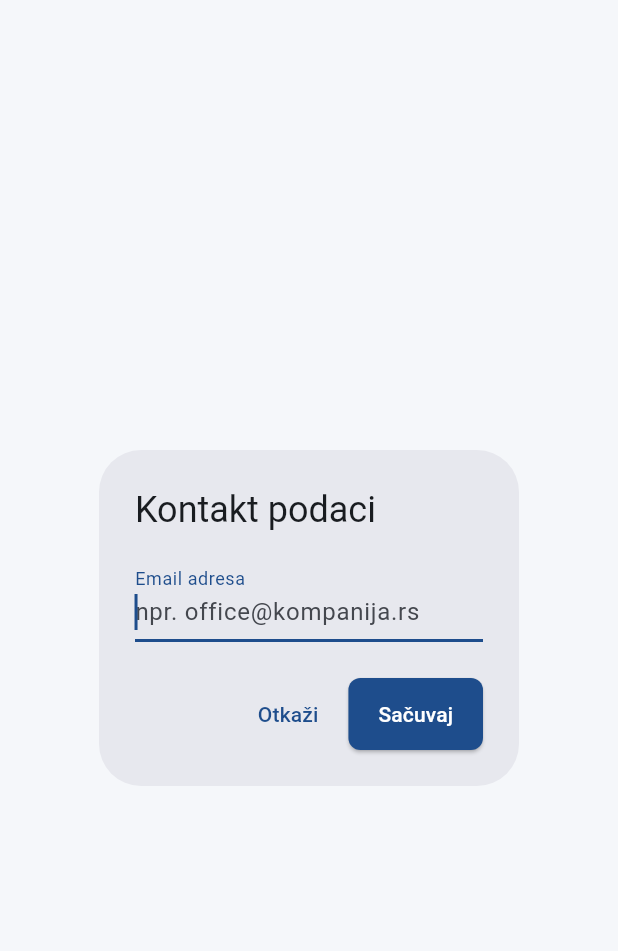
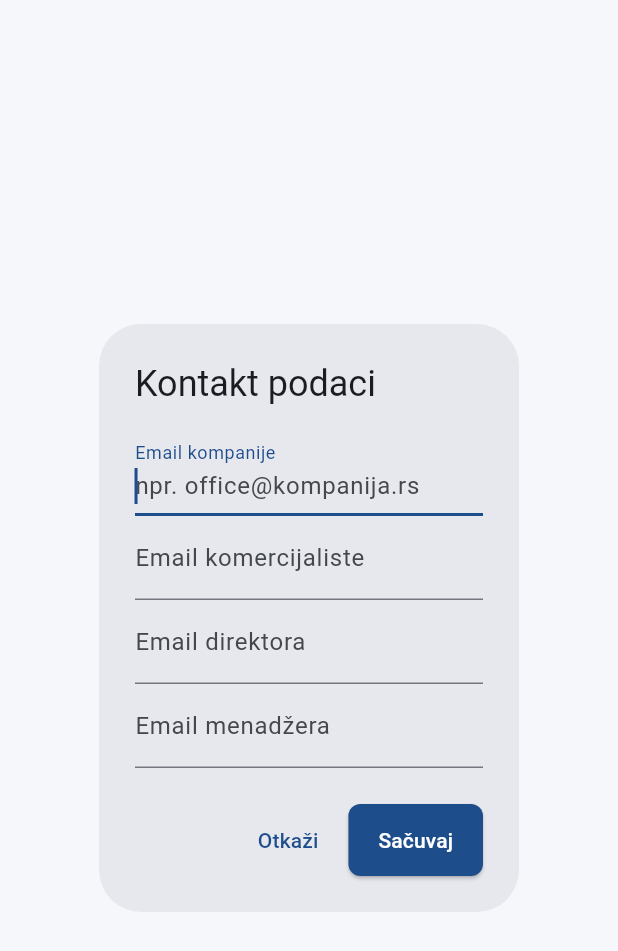
Before and after one commit to zvladimir24/Stringer, a Flutter app: the ContactEditDialog widget shown alone on an empty page, opened directly with empty values, on a phone screen of 412 x 824 dp. Shown: the top 951 px of the screen. Run offline on Flutter 3.47's test engine with Material 3 defaults, Android fonts, the phone set to English and light mode, and no system bars; our stand-ins replace equatable, file_picker, flutter_bloc, flutter_secure_storage, get_it, injectable; missing offline and left inert: excel, mailer; accounts and stored records are empty.

Commit message:
Add optional CC emails (komercijalista, direktor, menadžer) per company
The email dialog now has 4 fields: the company email (required, "To")
plus three optional CC addresses - komercijalista, direktor and
menadžer - so a reminder can go out to up to 4 people at once when
all are filled in, or just the company alone when none are. Empty CC
fields are simply omitted from the send, no validation required on
them individually beyond being a valid address if non-empty.

Also fixes a latent bug in this dialog: saving the company email was
silently wiping out the naslov field since it wasn't carried over
from the existing contact.

Co-Authored-By: Claude Sonnet 5 <noreply@anthropic.com>

```diff
--- a/lib/data/datasources/mailer_email_data_source.dart
+++ b/lib/data/datasources/mailer_email_data_source.dart
@@ -35,6 +35,7 @@ class MailerEmailDataSource {
     final message = Message()
       ..from = Address(settings.senderEmail, settings.senderName)
       ..recipients.add(contact.email)
+      ..ccRecipients.addAll(contact.ccEmails)
       ..subject = content.subject
       ..html = content.htmlBody;
 
--- a/lib/domain/models/customer_contact.dart
+++ b/lib/domain/models/customer_contact.dart
@@ -3,6 +3,9 @@ class CustomerContact {
   final String email;
   final String komercijalista;
   final String naslov;
+  final String komercijalistaEmail;
+  final String direktorEmail;
+  final String menadzerEmail;
   final DateTime? lastEmailSentAt;
 
   const CustomerContact({
@@ -10,13 +13,27 @@ class CustomerContact {
     required this.email,
     this.komercijalista = '',
     this.naslov = '',
+    this.komercijalistaEmail = '',
+    this.direktorEmail = '',
+    this.menadzerEmail = '',
     this.lastEmailSentAt,
   });
+
+  /// All non-empty CC email addresses (komercijalista, direktor, menadžer)
+  /// that should also receive the reminder alongside the company's email.
+  List<String> get ccEmails => [
+    komercijalistaEmail,
+    direktorEmail,
+    menadzerEmail,
+  ].where((email) => email.trim().isNotEmpty).toList();
 
   CustomerContact copyWith({
     String? email,
     String? komercijalista,
     String? naslov,
+    String? komercijalistaEmail,
+    String? direktorEmail,
+    String? menadzerEmail,
     DateTime? lastEmailSentAt,
   }) {
     return CustomerContact(
@@ -24,6 +41,9 @@ class CustomerContact {
       email: email ?? this.email,
       komercijalista: komercijalista ?? this.komercijalista,
       naslov: naslov ?? this.naslov,
+      komercijalistaEmail: komercijalistaEmail ?? this.komercijalistaEmail,
+      direktorEmail: direktorEmail ?? this.direktorEmail,
+      menadzerEmail: menadzerEmail ?? this.menadzerEmail,
       lastEmailSentAt: lastEmailSentAt ?? this.lastEmailSentAt,
     );
   }
--- a/lib/l10n/app_en.arb
+++ b/lib/l10n/app_en.arb
@@ -55,8 +55,11 @@
   "sendResultFailedTooltip": "Sending failed",
   "sendResultMissingNaslovTooltip": "You must add an email subject.",
   "contactDialogTitle": "Contact details",
-  "contactDialogEmailLabel": "Email address",
+  "contactDialogEmailLabel": "Company email",
   "contactDialogEmailHint": "e.g. office@company.com",
+  "contactDialogKomercijalistaEmailLabel": "Sales rep email",
+  "contactDialogDirektorEmailLabel": "Director email",
+  "contactDialogMenadzerEmailLabel": "Manager email",
   "contactDialogKomercijalistaLabel": "Sales rep",
   "contactDialogKomercijalistaHint": "e.g. John Smith",
   "contactDialogInvalidEmail": "Enter a valid email address.",
--- a/lib/l10n/app_sr.arb
+++ b/lib/l10n/app_sr.arb
@@ -235,13 +235,25 @@
   "@contactDialogTitle": {
     "description": "Title of the dialog for adding/editing a customer contact."
   },
-  "contactDialogEmailLabel": "Email adresa",
+  "contactDialogEmailLabel": "Email kompanije",
   "@contactDialogEmailLabel": {
-    "description": "Label for the email field in the contact dialog."
+    "description": "Label for the primary company email field in the contact dialog."
   },
   "contactDialogEmailHint": "npr. office@kompanija.rs",
   "@contactDialogEmailHint": {
     "description": "Hint text for the email field in the contact dialog."
+  },
+  "contactDialogKomercijalistaEmailLabel": "Email komercijaliste",
+  "@contactDialogKomercijalistaEmailLabel": {
+    "description": "Label for the optional komercijalista CC email field in the contact dialog."
+  },
+  "contactDialogDirektorEmailLabel": "Email direktora",
+  "@contactDialogDirektorEmailLabel": {
+    "description": "Label for the optional direktor CC email field in the contact dialog."
+  },
+  "contactDialogMenadzerEmailLabel": "Email menadžera",
+  "@contactDialogMenadzerEmailLabel": {
+    "description": "Label for the optional menadžer CC email field in the contact dialog."
   },
   "contactDialogKomercijalistaLabel": "Komercijalista",
   "@contactDialogKomercijalistaLabel": {
--- a/lib/presentation/screens/home_screen/widgets/contact_edit_dialog.dart
+++ b/lib/presentation/screens/home_screen/widgets/contact_edit_dialog.dart
@@ -2,8 +2,10 @@ import 'package:flutter/material.dart';
 import 'package:stringer/core/extensions/build_context_extensions.dart';
 import 'package:stringer/domain/models/customer_contact.dart';
 
-/// Shows a dialog for adding/editing a customer's email. Returns the saved
-/// [CustomerContact], or null if the user cancelled.
+/// Shows a dialog for adding/editing a customer's email plus the optional
+/// CC emails (komercijalista, direktor, menadžer) that should also receive
+/// the reminder. Returns the saved [CustomerContact], or null if the user
+/// cancelled.
 Future<CustomerContact?> showContactEditDialog({
   required BuildContext context,
   required String pib,
@@ -33,6 +35,9 @@ class ContactEditDialog extends StatefulWidget {
 class _ContactEditDialogState extends State<ContactEditDialog> {
   final _formKey = GlobalKey<FormState>();
   late final TextEditingController _emailController;
+  late final TextEditingController _komercijalistaEmailController;
+  late final TextEditingController _direktorEmailController;
+  late final TextEditingController _menadzerEmailController;
 
   static final _emailRegex = RegExp(r'^[^@\s]+@[^@\s]+\.[^@\s]+$');
 
@@ -42,12 +47,32 @@ class _ContactEditDialogState extends State<ContactEditDialog> {
     _emailController = TextEditingController(
       text: widget.existingContact?.email ?? '',
     );
+    _komercijalistaEmailController = TextEditingController(
+      text: widget.existingContact?.komercijalistaEmail ?? '',
+    );
+    _direktorEmailController = TextEditingController(
+      text: widget.existingContact?.direktorEmail ?? '',
+    );
+    _menadzerEmailController = TextEditingController(
+      text: widget.existingContact?.menadzerEmail ?? '',
+    );
   }
 
   @override
   void dispose() {
     _emailController.dispose();
+    _komercijalistaEmailController.dispose();
+    _direktorEmailController.dispose();
+    _menadzerEmailController.dispose();
     super.dispose();
+  }
+
+  String? _validateOptionalEmail(String? value) {
+    if (value == null || value.trim().isEmpty) return null;
+    if (!_emailRegex.hasMatch(value.trim())) {
+      return context.l10n.contactDialogInvalidEmail;
+    }
+    return null;
   }
 
   void _save() {
@@ -58,6 +83,10 @@ class _ContactEditDialogState extends State<ContactEditDialog> {
         pib: widget.pib,
         email: _emailController.text.trim(),
         komercijalista: widget.existingContact?.komercijalista ?? '',
+        naslov: widget.existingContact?.naslov ?? '',
+        komercijalistaEmail: _komercijalistaEmailController.text.trim(),
+        direktorEmail: _direktorEmailController.text.trim(),
+        menadzerEmail: _menadzerEmailController.text.trim(),
         lastEmailSentAt: widget.existingContact?.lastEmailSentAt,
       ),
     );
@@ -69,7 +98,10 @@ class _ContactEditDialogState extends State<ContactEditDialog> {
       title: Text(context.l10n.contactDialogTitle),
       content: Form(
         key: _formKey,
-        child: TextFormField(
+        child: Column(
+          mainAxisSize: MainAxisSize.min,
+          children: [
+            TextFormField(
               controller: _emailController,
               autofocus: true,
               decoration: InputDecoration(
@@ -82,6 +114,32 @@ class _ContactEditDialogState extends State<ContactEditDialog> {
                 }
                 return null;
               },
+            ),
+            TextFormField(
+              controller: _komercijalistaEmailController,
+              decoration: InputDecoration(
+                labelText: context.l10n.contactDialogKomercijalistaEmailLabel,
+                hintText: context.l10n.contactDialogEmailHint,
+              ),
+              validator: _validateOptionalEmail,
+            ),
+            TextFormField(
+              controller: _direktorEmailController,
+              decoration: InputDecoration(
+                labelText: context.l10n.contactDialogDirektorEmailLabel,
+                hintText: context.l10n.contactDialogEmailHint,
+              ),
+              validator: _validateOptionalEmail,
+            ),
+            TextFormField(
+              controller: _menadzerEmailController,
+              decoration: InputDecoration(
+                labelText: context.l10n.contactDialogMenadzerEmailLabel,
+                hintText: context.l10n.contactDialogEmailHint,
+              ),
+              validator: _validateOptionalEmail,
+            ),
+          ],
         ),
       ),
       actions: [
```
Also changed, not shown: lib/data/dto/customer_contact_dto.dart (+18 -0 lines), lib/l10n/generated/app_localizations.dart, lib/l10n/generated/app_localizations_en.dart, lib/l10n/generated/app_localizations_sr.dart. Lines whose indentation alone changed are shown as unchanged.
